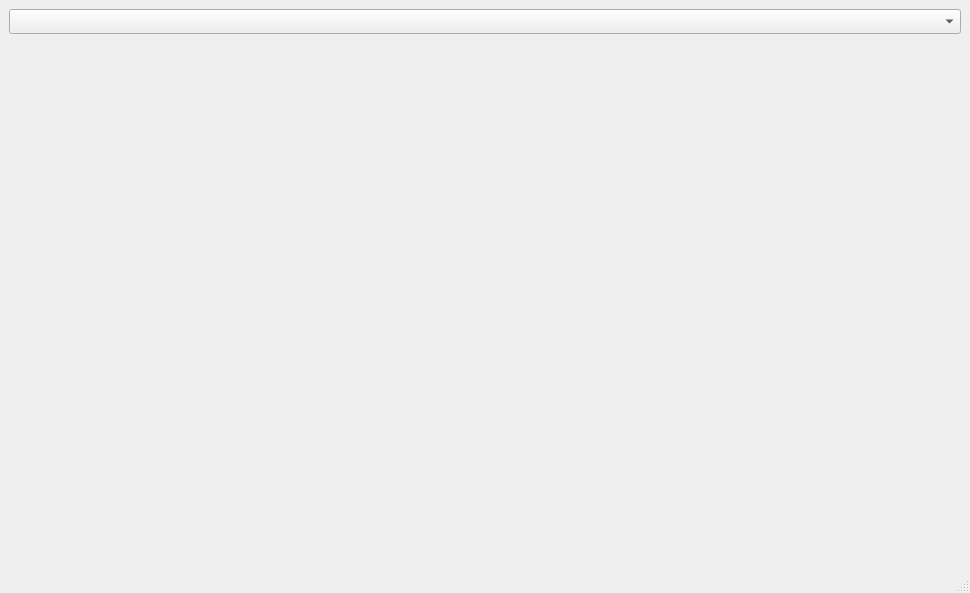
Qt form mainwindow.ui (KapPing-Git/center-predictor) before a commit.
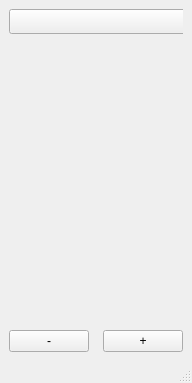
The same form after that commit. Custom widgets are drawn as their Qt base class.

Patch:
```diff
--- a/mainwindow.ui
+++ b/mainwindow.ui
@@ -6,8 +6,8 @@
    <rect>
     <x>0</x>
     <y>0</y>
-    <width>970</width>
-    <height>593</height>
+    <width>192</width>
+    <height>383</height>
    </rect>
   </property>
   <property name="windowTitle">
@@ -45,6 +45,37 @@
       </item>
      </layout>
     </item>
+    <item>
+     <layout class="QHBoxLayout" name="horizontalLayout_2">
+      <item>
+       <widget class="QPushButton" name="decrease_button">
+        <property name="text">
+         <string>-</string>
+        </property>
+       </widget>
+      </item>
+      <item>
+       <spacer name="horizontalSpacer">
+        <property name="orientation">
+         <enum>Qt::Horizontal</enum>
+        </property>
+        <property name="sizeHint" stdset="0">
+         <size>
+          <width>40</width>
+          <height>20</height>
+         </size>
+        </property>
+       </spacer>
+      </item>
+      <item>
+       <widget class="QPushButton" name="increase_button">
+        <property name="text">
+         <string>+</string>
+        </property>
+       </widget>
+      </item>
+     </layout>
+    </item>
    </layout>
   </widget>
   <widget class="QMenuBar" name="menubar">
```
Left out of the diff: 2 changed lines with no effect on the pictures.
